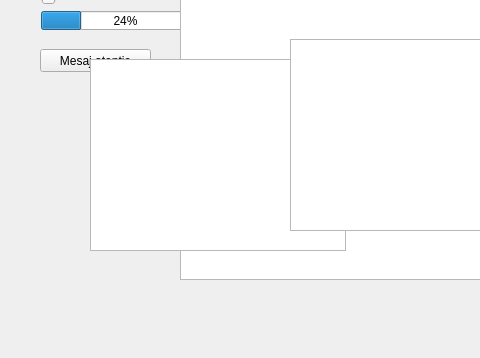
lucgeo/demo, file mainwindow.ui: the form before one commit; both pictures show x 0 to 480 and y 158 to 516 of the 623 by 516 pixel window.
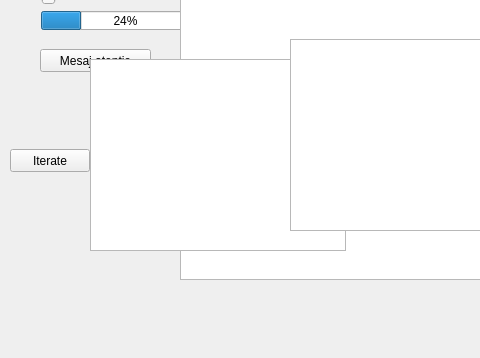
The form after the commit.

The edit to the form file:
```diff
--- a/mainwindow.ui
+++ b/mainwindow.ui
@@ -133,6 +133,19 @@
      <enum>QAbstractItemView::SingleSelection</enum>
     </property>
    </widget>
+   <widget class="QPushButton" name="pushButton_3">
+    <property name="geometry">
+     <rect>
+      <x>10</x>
+      <y>290</y>
+      <width>80</width>
+      <height>23</height>
+     </rect>
+    </property>
+    <property name="text">
+     <string>Iterate</string>
+    </property>
+   </widget>
   </widget>
   <widget class="QMenuBar" name="menuBar">
    <property name="geometry">
```
